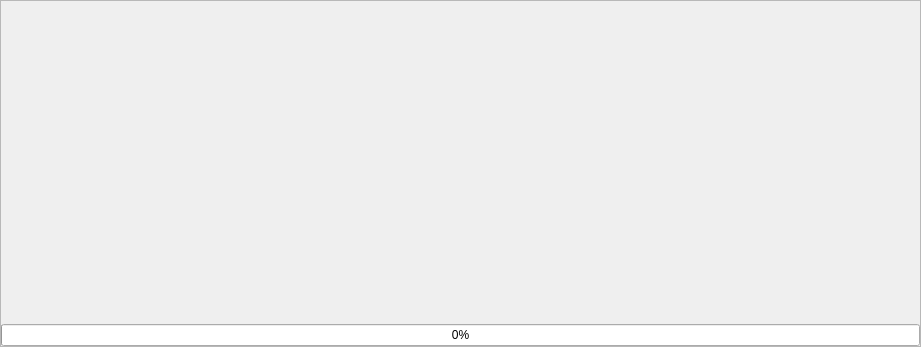
LaM0uette/PySide6_Blank_Project_demo, file src/gui/Dlg/splash_screen.ui: the form before one commit.
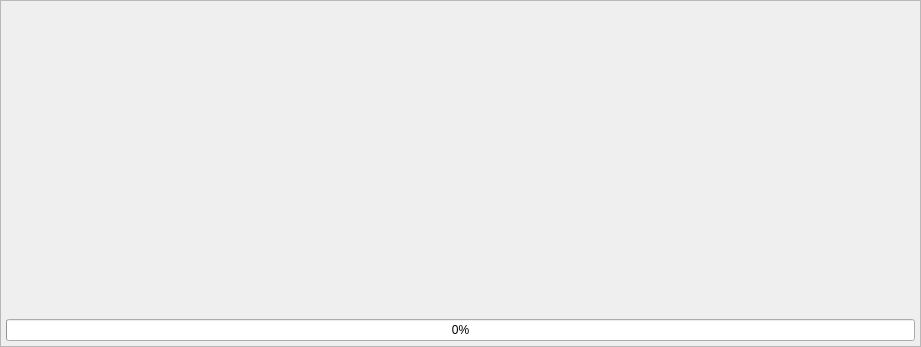
The form after the commit.

Commit message: creation fenetre chargement

Patch:
```diff
--- a/src/gui/Dlg/splash_screen.ui
+++ b/src/gui/Dlg/splash_screen.ui
@@ -39,16 +39,16 @@
        <number>0</number>
       </property>
       <property name="leftMargin">
-       <number>0</number>
+       <number>5</number>
       </property>
       <property name="topMargin">
        <number>0</number>
       </property>
       <property name="rightMargin">
-       <number>0</number>
+       <number>5</number>
       </property>
       <property name="bottomMargin">
-       <number>0</number>
+       <number>5</number>
       </property>
       <item>
        <spacer name="verticalSpacer">
```
The commit also changes 3 other files.
